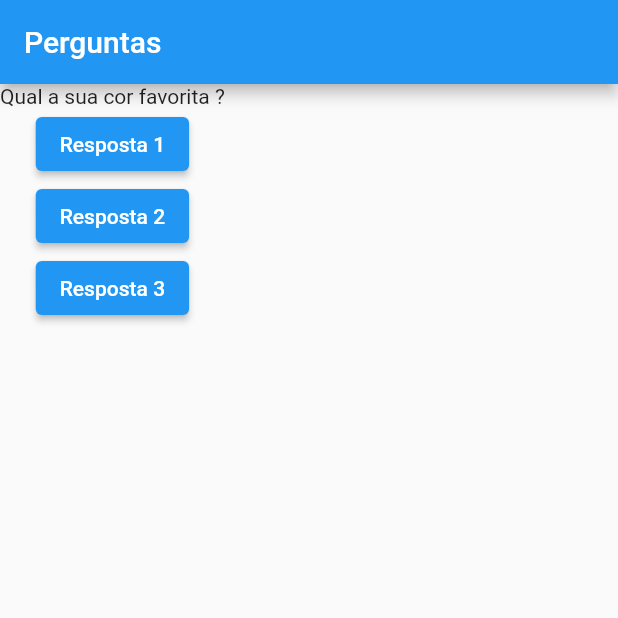
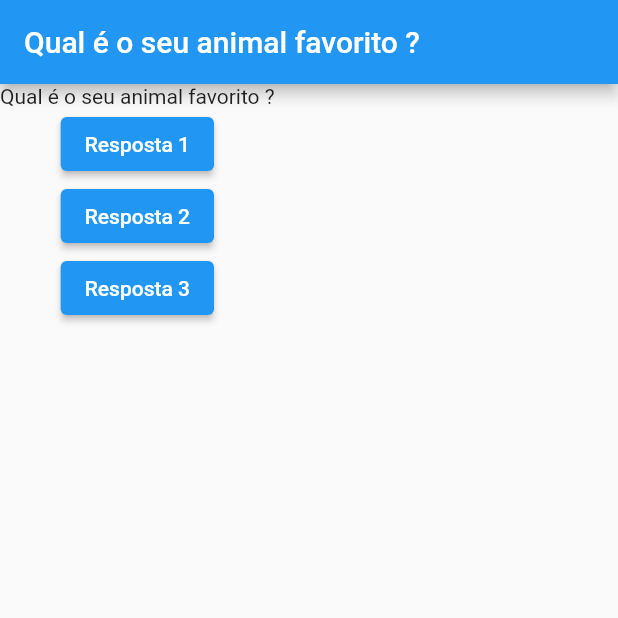
Before and after one commit to souza99/primeiro_projeto, a Flutter app: the screen it shows after launch, after a tap on "Resposta 1", on a phone screen of 412 x 824 dp, the top half of it. Run offline on Flutter 3.47's test engine with Material 2 defaults, Android fonts, the phone set to English and light mode, and no system bars.

```diff
--- a/lib/main.dart
+++ b/lib/main.dart
@@ -2,56 +2,121 @@ import 'package:flutter/material.dart';
 
 main() => runApp(new PerguntaApp());
 
-class PerguntaApp extends StatelessWidget {
+class PerguntaAppState extends State<PerguntaApp> {
+  var perguntaSelecionada = 0;
+
   void responder() {
-    print("Pergunta respondida");
+    setState(() {
+      perguntaSelecionada++;
+    });
+    print(perguntaSelecionada);
   }
-
   // void Function() funcaoQueRetornaUmaFuncao() {
   //   return () {
   //     print('Pergunta Respondida #02');
   //   };
   // }
 
-  final List<String> perguntas = [
-    'Qual a sua cor favorita ?',
-    'Qual é o seu animal favorito ?',
-  ];
-
   @override
   Widget build(BuildContext context) {
+    final List<String> perguntas = [
+      'Qual a sua cor favorita ?',
+      'Qual é o seu animal favorito ?',
+    ];
+
     return MaterialApp(
       home: Scaffold(
           appBar: AppBar(
-            title: Text('Perguntas'),
+            title: Text(perguntas[perguntaSelecionada]),
           ),
           body: Column(
             children: <Widget>[
-              Text(perguntas.elementAt(0)),
-              ElevatedButton(
-                child: Text('Resposta 1'),
-                onPressed: responder,
-              ),
+              // Text(perguntas.elementAt(0)),
+              // ElevatedButton(
+              //   child: Text('Resposta 1'),
+              //   onPressed: responder,
+              // ),
               // Utilizando uma funcao que retorna outra função
               // ElevatedButton(
               //   child: Text('Resposta 2'),
               //   onPressed: funcaoQueRetornaUmaFuncao(),
               // ),
+              // ElevatedButton(
+              //   child: Text('Resposta 2'),
+              //   onPressed: () {
+              //     print("Resposta 2 foi selecionada! ");
+              //   },
+              // ),
+              // ElevatedButton(
+              //     child: Text('Resposta 3'),
+              //     onPressed: () => print("Resposta 3!!!")),
 
+              Text(perguntas[perguntaSelecionada]),
               ElevatedButton(
-                child: Text('Resposta 2'),
-                onPressed: () {
-                  print("Resposta 2 foi selecionada! ");
-                },
+                child: Text('Resposta 1'),
+                onPressed: responder,
               ),
               ElevatedButton(
-                  child: Text('Resposta 3'),
-                  onPressed: () => print("Resposta 3!!!")),
+                onPressed: responder,
+                child: Text('Resposta 2'),
+              ),
+              ElevatedButton(
+                onPressed: responder,
+                child: Text('Resposta 3'),
+              ),
             ],
           )),
     );
   }
 }
+
+class PerguntaApp extends StatefulWidget {
+  PerguntaAppState createState() {
+    return PerguntaAppState();
+  }
+}
+
+
+
+
+
+
+
+
+
+
+
+
+
+
+
+
+
+
+
+
+
+
+
+
+
+
+
+
+
+
+
+
+
+
+
+
+
+
+
+
+
+
 
 // MaterialApp é o nó rais da aplicação
 
```
